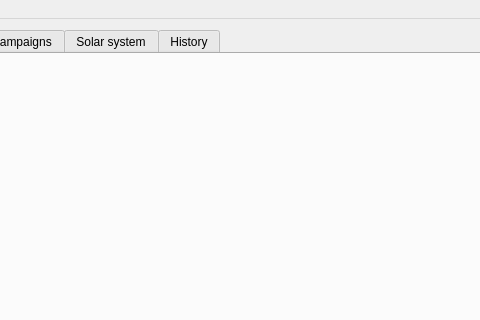
The window that nightscribe/gui/ui/main_window.ui (irydeo/nightscribe) describes before a commit, drawn with Qt 5; both pictures show x 162 to 642 and y 0 to 320 of the 1200 by 800 pixel window.
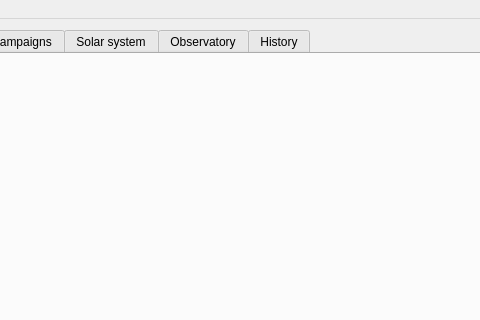
The same window after the commit.

Commit message: Gui: Observatory tab — CCDciel control leaves the project Plan step (UX, subplan UD.2)

What changed in the file:
```diff
--- a/nightscribe/gui/ui/main_window.ui
+++ b/nightscribe/gui/ui/main_window.ui
@@ -25,6 +25,9 @@
       <widget class="QWidget" name="tab_solar">
        <attribute name="title"><string>Solar system</string></attribute>
       </widget>
+      <widget class="QWidget" name="tab_observatory">
+       <attribute name="title"><string>Observatory</string></attribute>
+      </widget>
       <widget class="QWidget" name="tab_history">
        <attribute name="title"><string>History</string></attribute>
       </widget>
```
The commit also changes 11 other files.
